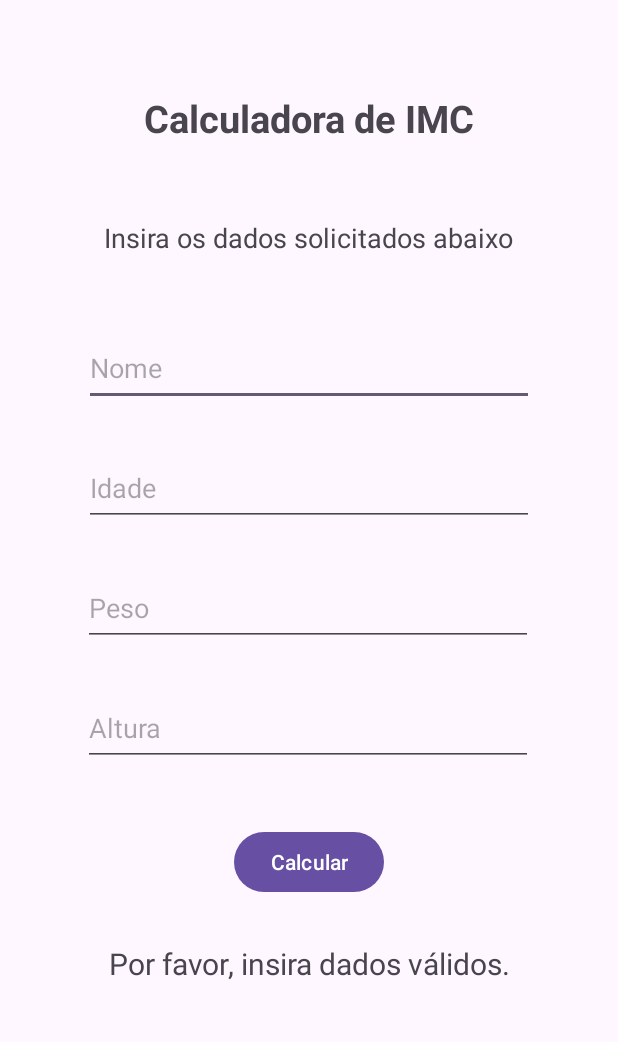
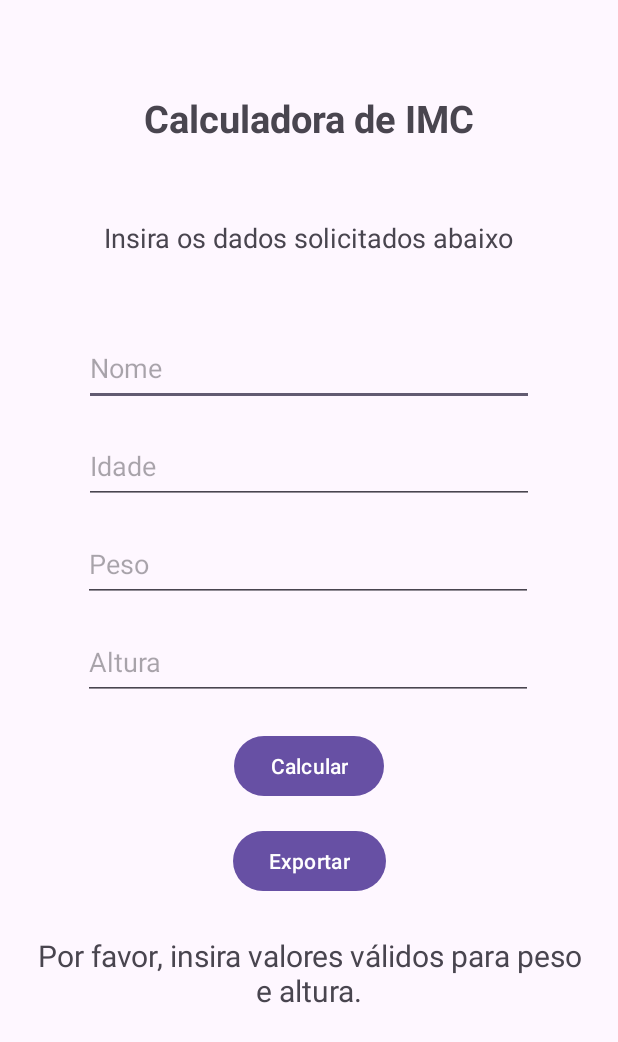
Before and after one commit to thaianramalho/Calculadoraimc, an Android app: the screen it shows after launch (MainActivity), after a tap on "Calcular", on a phone screen of 412 x 824 dp. Shown: the top 1042 px of the screen. Run offline under Robolectric (Android 15) with nearby library versions, the phone set to English and light mode, and no system bars.

Commit message:
Inserido tela para exportação do imc calculado

```diff
--- a/app/src/main/AndroidManifest.xml
+++ b/app/src/main/AndroidManifest.xml
@@ -21,6 +21,8 @@
                 <category android:name="android.intent.category.LAUNCHER" />
             </intent-filter>
         </activity>
+        <activity android:name=".ExportActivity" />
+
     </application>
 
 </manifest>
--- a/app/src/main/java/com/example/calculadoraimc/MainActivity.kt
+++ b/app/src/main/java/com/example/calculadoraimc/MainActivity.kt
@@ -1,5 +1,6 @@
 package com.example.calculadoraimc
 
+import android.content.Intent
 import android.os.Bundle
 import androidx.appcompat.app.AppCompatActivity
 import androidx.core.view.ViewCompat
@@ -17,8 +18,18 @@ class MainActivity : AppCompatActivity() {
         setContentView(view)
 
         binding.calcular.setOnClickListener {
-            calcularIMC()
+            val resultado = calcularIMC()
+            binding.resultado.text = resultado
         }
+
+        binding.exportar.setOnClickListener {
+            val resultado = calcularIMC()  // Calcula o IMC e obtém o resultado
+            val intent = Intent(this, ExportActivity::class.java)
+            intent.putExtra("IMC_RESULT", resultado)  // Envia o resultado do IMC para a ExportActivity
+            startActivity(intent)
+        }
+
+
 
         ViewCompat.setOnApplyWindowInsetsListener(findViewById(R.id.main)) { v, insets ->
             val systemBars = insets.getInsets(WindowInsetsCompat.Type.systemBars())
@@ -27,46 +38,19 @@ class MainActivity : AppCompatActivity() {
         }
     }
 
-    private fun calcularIMC() {
-        val nome = binding.nome.text.toString()
-        val idade = binding.idade.text.toString().toIntOrNull() ?: 0
-        val peso = binding.peso.text.toString().toDoubleOrNull() ?: 0.0
-        val altura = binding.altura.text.toString().toDoubleOrNull() ?: 1.0
 
-        val imc = if (altura != 0.0) peso / (altura * altura) else 0.0
+    private fun calcularIMC(): String {
+        val peso = binding.peso.text.toString().toDoubleOrNull()
+        val altura = binding.altura.text.toString().toDoubleOrNull()
 
-        var tabelaIMC = when {
-            imc < 16 -> "magreza grave"
-            imc in 16.0..16.9 -> "magreza moderada"
-            imc in 17.0..18.4 -> "magreza leve"
-            imc in 18.5..24.9 -> "peso ideal"
-            imc in 25.0..29.9 -> "sobrepeso"
-            imc in 30.0..34.9 -> "obesidade grau I"
-            imc in 35.0..39.9 -> "obesidade grau II ou severa"
-            imc >= 40 -> "obesidade grau III ou mórbida"
-            else -> "valor inválido"
+        if (peso != null && altura != null) {
+            val imc = peso / (altura * altura)
+
+            return String.format("IMC: %.2f", imc)
+        } else {
+            return "Por favor, insira valores válidos para peso e altura."
         }
-
-        val resultado = binding.resultado
-        if (imc != 0.00) {
-            resultado.text =
-                "Olá, $nome! Seu IMC atual é de %.2f. Sua classificação atual é: $tabelaIMC".format(
-                    imc
-                )
-
-        } else {
-            resultado.text = "Por favor, insira dados válidos."
-
-        }
-
     }
 
-//    resultados menores que 16 — magreza grave;
-//    resultados entre 16 e 16,9 — magreza moderada;
-//    resultados entre 17 e 18,5 — magreza leve;
-//    resultados entre 18,6 e 24,9 — peso ideal;
-//    resultados entre 25 e 29,9 — sobrepeso;
-//    resultados entre 30 e 34,9 — obesidade grau I;
-//    resultados entre 35 e 39,9 — obesidade grau II ou severa;
-//    resultados maiores do que 40 — obesidade grau III ou mórbida.
+
 }
--- a/app/src/main/res/layout/activity_main.xml
+++ b/app/src/main/res/layout/activity_main.xml
@@ -48,7 +48,7 @@
         android:id="@+id/idade"
         android:layout_width="300dp"
         android:layout_height="50dp"
-        android:layout_marginTop="30dp"
+        android:layout_marginTop="15dp"
         android:ems="10"
         android:hint="Idade"
         android:inputType="text"
@@ -60,7 +60,7 @@
         android:id="@+id/peso"
         android:layout_width="300dp"
         android:layout_height="50dp"
-        android:layout_marginTop="30dp"
+        android:layout_marginTop="15dp"
         android:ems="10"
         android:hint="Peso"
         android:inputType="text"
@@ -73,7 +73,7 @@
         android:id="@+id/altura"
         android:layout_width="300dp"
         android:layout_height="50dp"
-        android:layout_marginTop="30dp"
+        android:layout_marginTop="15dp"
         android:ems="10"
         android:hint="Altura"
         android:inputType="text"
@@ -86,23 +86,33 @@
         android:id="@+id/calcular"
         android:layout_width="wrap_content"
         android:layout_height="wrap_content"
-        android:layout_marginTop="40dp"
+        android:layout_marginTop="20dp"
         android:text="Calcular"
         app:layout_constraintEnd_toEndOf="parent"
         app:layout_constraintStart_toStartOf="parent"
         app:layout_constraintTop_toBottomOf="@+id/altura" />
+
+    <Button
+        android:id="@+id/exportar"
+        android:layout_width="wrap_content"
+        android:layout_height="wrap_content"
+        android:layout_marginTop="15dp"
+        android:text="Exportar"
+        app:layout_constraintEnd_toEndOf="parent"
+        app:layout_constraintStart_toStartOf="parent"
+        app:layout_constraintTop_toBottomOf="@+id/calcular" />
 
     <TextView
         android:id="@+id/resultado"
         android:layout_width="0dp"
         android:layout_height="wrap_content"
         android:layout_marginStart="20dp"
-        android:layout_marginTop="30dp"
+        android:layout_marginTop="25dp"
         android:layout_marginEnd="20dp"
         android:textAlignment="center"
         android:textSize="20sp"
         app:layout_constraintEnd_toEndOf="parent"
         app:layout_constraintStart_toStartOf="parent"
-        app:layout_constraintTop_toBottomOf="@+id/calcular" />
+        app:layout_constraintTop_toBottomOf="@+id/exportar" />
 
 </androidx.constraintlayout.widget.ConstraintLayout>
```
Also changed, not shown: app/src/main/java/com/example/calculadoraimc/ExportActivity.kt (added, +34 -0 lines), app/src/main/res/layout/activity_export.xml (added, +31 -0 lines).
